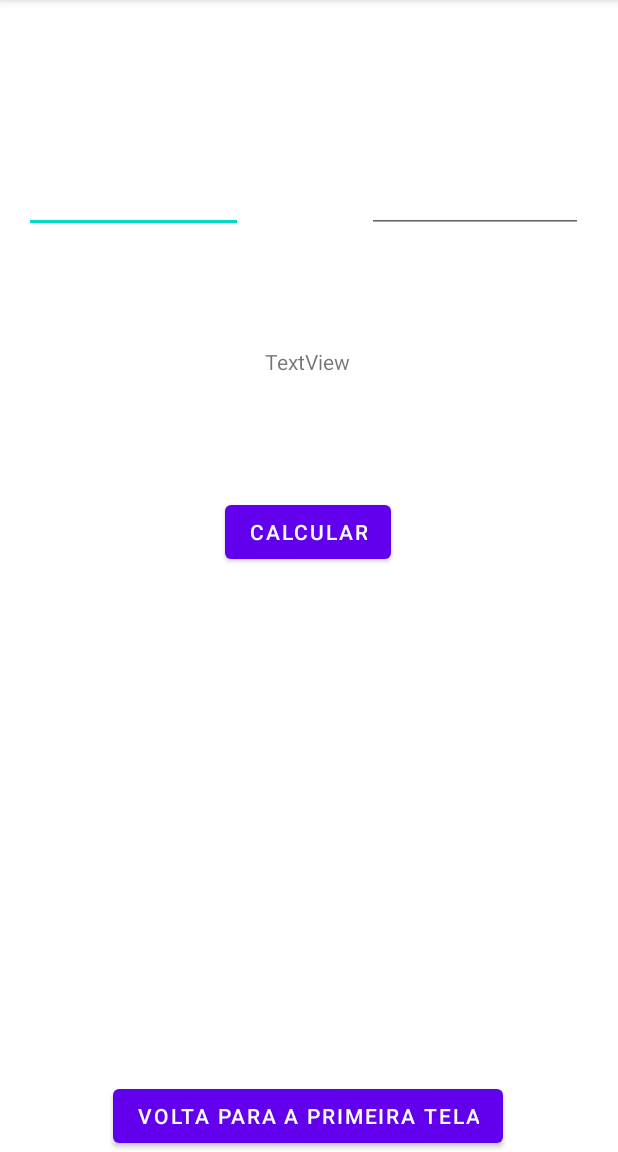
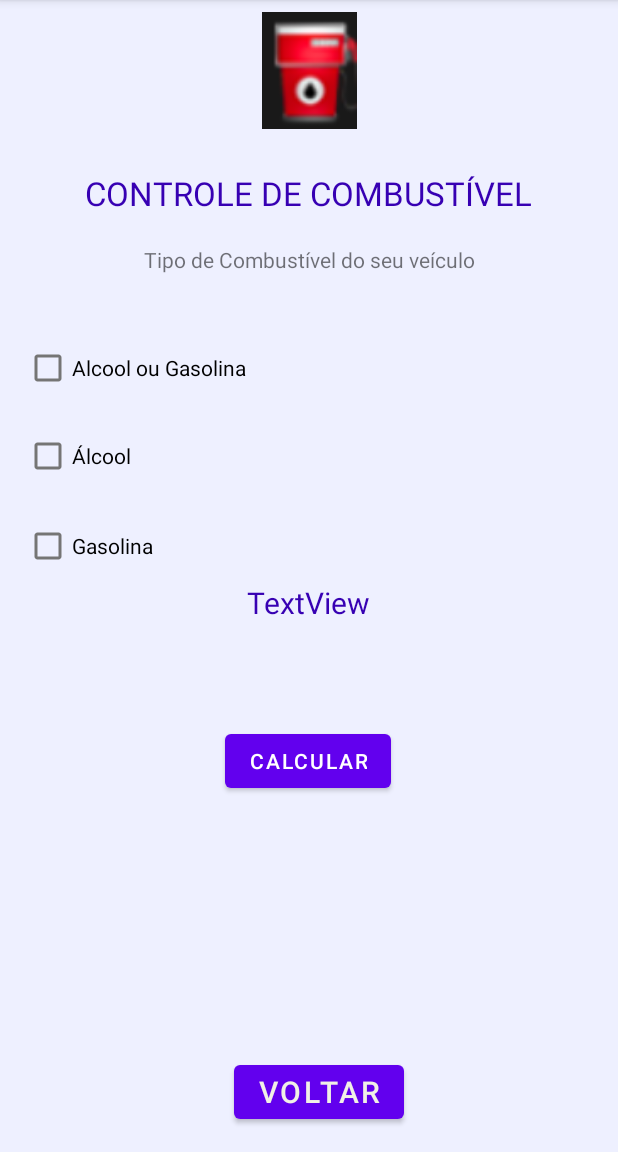
Before and after one commit to Ediberto/EcoDriveApp, an Android app: the SegundaTela screen opened directly, with no data from a screen before it, on a phone screen of 412 x 824 dp, the part 84-1236 px from its top. Run offline under Robolectric (Android 15) with nearby library versions, the light colour scheme and no system bars.

Commit message:
Segunda Tela v.01

```diff
--- a/app/src/main/AndroidManifest.xml
+++ b/app/src/main/AndroidManifest.xml
@@ -11,6 +11,9 @@
         android:supportsRtl="true"
         android:theme="@style/Theme.EcoDriveApp"
         tools:targetApi="31">
+        <activity
+            android:name=".TelaResultados"
+            android:exported="false" />
         <activity
             android:name=".SegundaTela"
             android:exported="false" />
--- a/app/src/main/java/com/example/ecodriveapp/MainActivity.kt
+++ b/app/src/main/java/com/example/ecodriveapp/MainActivity.kt
@@ -75,15 +75,6 @@ class MainActivity : AppCompatActivity() {
                 }
             }
 
-            }
-         }
-    }
-  /*
-
-  OU ASSIM
-showMensage("Login realizado com sucesso!!!")
-  private fun showMensage(string: String) {
-       Toast.makeText(this,string, Toast.LENGTH_LONG).show()
+        }
     }
 }
-*/
--- a/app/src/main/java/com/example/ecodriveapp/SegundaTela.kt
+++ b/app/src/main/java/com/example/ecodriveapp/SegundaTela.kt
@@ -3,9 +3,8 @@ package com.example.ecodriveapp
 import android.content.Intent
 import androidx.appcompat.app.AppCompatActivity
 import android.os.Bundle
-import android.widget.Button
-import android.widget.EditText
-import android.widget.TextView
+import android.view.View
+import android.widget.*
 
 class SegundaTela : AppCompatActivity() {
     override fun onCreate(savedInstanceState: Bundle?) {
@@ -17,16 +16,99 @@ class SegundaTela : AppCompatActivity() {
         val edtprecoGasolina = findViewById<EditText>(R.id.etPrecoGasolina)
         val txtResultado = findViewById<TextView>(R.id.tvResultado)
         val btnCalcular = findViewById<Button>(R.id.btnCalcular)
+        val flexBox = findViewById<CheckBox>(R.id.idFlexCheckBox)
+        val txtprecoAlcool = findViewById<TextView>(R.id.textprecoAlcool)
+        val txtprecoGasolina = findViewById<TextView>(R.id.textprecoGasolina)
+        val flexBoxAlcool = findViewById<CheckBox>(R.id.idAlcoolcheckBox)
+        val flexBoxGasolina = findViewById<CheckBox>(R.id.idGasolinacheckBox)
+        //Definição do OUVINTE PARA O CheckBox
+        flexBox.setOnCheckedChangeListener { _, isChecked ->
+            if (isChecked) {
+                txtprecoAlcool.visibility = View.VISIBLE
+                edtprecoAlcool.visibility = View.VISIBLE
+                txtprecoGasolina.visibility = View.VISIBLE
+                edtprecoGasolina.visibility = View.VISIBLE
+            } else {
+                txtprecoAlcool.visibility = View.INVISIBLE
+                edtprecoAlcool.visibility = View.INVISIBLE
+                txtprecoGasolina.visibility = View.INVISIBLE
+                edtprecoGasolina.visibility = View.INVISIBLE
+            }
+        }
+        flexBoxAlcool.setOnCheckedChangeListener { _, isChecked ->
+            if (isChecked) {
+                txtprecoAlcool.visibility = View.VISIBLE
+                edtprecoAlcool.visibility = View.VISIBLE
+            } else {
+                txtprecoAlcool.visibility = View.INVISIBLE
+                edtprecoAlcool.visibility = View.INVISIBLE
+            }
+        }
+        flexBoxGasolina.setOnCheckedChangeListener { _, isChecked ->
+            if (isChecked) {
+                txtprecoGasolina.visibility = View.VISIBLE
+                edtprecoGasolina.visibility = View.VISIBLE
+            } else {
+                txtprecoGasolina.visibility = View.INVISIBLE
+                edtprecoGasolina.visibility = View.INVISIBLE
+            }
+        }
         //AÇÃO DO BOTAO
         btnCalcular.setOnClickListener{
             val valorAlcool:Float = edtprecoAlcool.text.toString().toFloat()
             val valorGasolina:Float = edtprecoGasolina.text.toString().toFloat()
             val resultadoFinal:Float = valorAlcool/valorGasolina
             txtResultado.text = "Resultado: $resultadoFinal"
+            if(resultadoFinal <= 0.7) {
+                txtResultado.setText("É melhor você usar o Alcool")
+            } else {
+                txtResultado.setText("É melhor você usar a Gasolina")
+            }
         }
+
         voltatelaLogin.setOnClickListener {
             val intent = Intent(this, MainActivity::class.java)
             startActivity(intent)
         }
     }
 }
+
+/*SEM CHECKBOX
+   override fun onCreate(savedInstanceState: Bundle?) {
+        super.onCreate(savedInstanceState)
+        setContentView(R.layout.activity_segunda_tela)
+        val voltatelaLogin = findViewById<Button>(R.id.btnVoltarTelaLogin)
+
+        val edtprecoAlcool = findViewById<EditText>(R.id.etPrecoAlcool)
+        val edtprecoGasolina = findViewById<EditText>(R.id.etPrecoGasolina)
+        val txtResultado = findViewById<TextView>(R.id.tvResultado)
+        val btnCalcular = findViewById<Button>(R.id.btnCalcular)
+        /*val flexBox = findViewById<CheckBox>(R.id.idFlex)
+        //Definição do OUVINTE PARA O CheckBox
+        if (flexBox.isChecked()) {
+            Toast.makeText(this, "VEICULO É FLEX", Toast.LENGTH_LONG)
+                .show()
+        }*/
+        //AÇÃO DO BOTAO
+        btnCalcular.setOnClickListener{
+            val valorAlcool:Float = edtprecoAlcool.text.toString().toFloat()
+            val valorGasolina:Float = edtprecoGasolina.text.toString().toFloat()
+            val resultadoFinal:Float = valorAlcool/valorGasolina
+            txtResultado.text = "Resultado: $resultadoFinal"
+            if(resultadoFinal <= 0.7) {
+                txtResultado.setText("É melhor você usar o Alcool")
+            } else {
+                txtResultado.setText("É melhor você usar a Gasolina")
+            }
+        /*    if (flexBox.isChecked()) {
+                txtResultado.setText("FLEX")
+                //Toast.makeText(this, "VEICULO É FLEX", Toast.LENGTH_LONG).show()
+            } */
+        }
+
+        voltatelaLogin.setOnClickListener {
+            val intent = Intent(this, MainActivity::class.java)
+            startActivity(intent)
+        }
+    }
+ */
--- a/app/src/main/res/layout/activity_main.xml
+++ b/app/src/main/res/layout/activity_main.xml
@@ -11,6 +11,7 @@
         android:id="@+id/imageView2"
         android:layout_width="79dp"
         android:layout_height="78dp"
+        android:layout_marginTop="8dp"
         app:layout_constraintEnd_toEndOf="parent"
         app:layout_constraintStart_toStartOf="parent"
         app:layout_constraintTop_toTopOf="parent"
@@ -21,13 +22,14 @@
         android:layout_width="wrap_content"
         android:layout_height="wrap_content"
         android:text="CONTROLE DE COMBUSTÍVEL"
+        android:textColor="@color/purple_700"
         android:textSize="22sp"
-        android:textColor="@color/purple_700"
         app:layout_constraintBottom_toBottomOf="parent"
         app:layout_constraintEnd_toEndOf="parent"
+        app:layout_constraintHorizontal_bias="0.495"
         app:layout_constraintStart_toStartOf="parent"
         app:layout_constraintTop_toBottomOf="@+id/imageView2"
-        app:layout_constraintVertical_bias="0.044" />
+        app:layout_constraintVertical_bias="0.024" />
 
     <TextView
         android:id="@+id/textView2"
--- a/app/src/main/res/layout/activity_segunda_tela.xml
+++ b/app/src/main/res/layout/activity_segunda_tela.xml
@@ -4,69 +4,167 @@
     xmlns:tools="http://schemas.android.com/tools"
     android:layout_width="match_parent"
     android:layout_height="match_parent"
+    android:background="@color/material_dynamic_secondary95"
     tools:context=".SegundaTela">
+
+    <ImageView
+        android:id="@+id/imageView2"
+        android:layout_width="79dp"
+        android:layout_height="78dp"
+        android:layout_marginTop="8dp"
+        app:layout_constraintEnd_toEndOf="parent"
+        app:layout_constraintStart_toStartOf="parent"
+        app:layout_constraintTop_toTopOf="parent"
+        app:srcCompat="@drawable/img" />
+
+    <TextView
+        android:id="@+id/textView"
+        android:layout_width="wrap_content"
+        android:layout_height="wrap_content"
+        android:layout_marginTop="28dp"
+        android:text="CONTROLE DE COMBUSTÍVEL"
+        android:textColor="@color/purple_700"
+        android:textSize="22sp"
+        app:layout_constraintEnd_toEndOf="parent"
+        app:layout_constraintHorizontal_bias="0.495"
+        app:layout_constraintStart_toStartOf="parent"
+        app:layout_constraintTop_toBottomOf="@+id/imageView2" />
+
+    <TextView
+        android:id="@+id/textprecoAlcool"
+        android:layout_width="wrap_content"
+        android:layout_height="wrap_content"
+        android:layout_marginTop="34dp"
+        android:layout_marginEnd="16dp"
+        android:text="Preço do Alcool"
+        android:textAlignment="center"
+        android:textColor="@color/purple_700"
+        android:textSize="20sp"
+        android:visibility="invisible"
+        app:layout_constraintEnd_toEndOf="parent"
+        app:layout_constraintHorizontal_bias="1.0"
+        app:layout_constraintStart_toStartOf="parent"
+        app:layout_constraintTop_toBottomOf="@+id/MsgEscolhaCombo" />
+
+    <EditText
+        android:id="@+id/etPrecoAlcool"
+        android:layout_width="93dp"
+        android:layout_height="33dp"
+        android:layout_marginTop="8dp"
+        android:layout_marginEnd="48dp"
+        android:background="@color/white"
+        android:ems="10"
+        android:inputType="numberDecimal"
+        android:textAlignment="center"
+        android:visibility="invisible"
+        app:layout_constraintEnd_toEndOf="parent"
+        app:layout_constraintTop_toBottomOf="@+id/textprecoAlcool" />
+
+    <TextView
+        android:id="@+id/textprecoGasolina"
+        android:layout_width="164dp"
+        android:layout_height="28dp"
+        android:layout_marginTop="8dp"
+        android:layout_marginEnd="16dp"
+        android:text="Preço da Gasolina"
+        android:textAlignment="center"
+        android:textColor="@color/purple_700"
+        android:textSize="20sp"
+        app:layout_constraintEnd_toEndOf="parent"
+        app:layout_constraintTop_toBottomOf="@+id/etPrecoAlcool"
+        android:visibility="invisible"/>
+
+    <EditText
+        android:id="@+id/etPrecoGasolina"
+        android:layout_width="93dp"
+        android:layout_height="33dp"
+        android:layout_marginTop="8dp"
+        android:layout_marginEnd="48dp"
+        android:background="@color/white"
+        android:ems="10"
+        android:inputType="numberDecimal"
+        android:textAlignment="center"
+        android:visibility="invisible"
+        app:layout_constraintEnd_toEndOf="parent"
+        app:layout_constraintTop_toBottomOf="@+id/textprecoGasolina" />
+
+    <Button
+        android:id="@+id/btnCalcular"
+        android:layout_width="wrap_content"
+        android:layout_height="wrap_content"
+        android:layout_marginTop="68dp"
+        android:text="Calcular"
+        android:textAlignment="center"
+        app:layout_constraintEnd_toEndOf="parent"
+        app:layout_constraintHorizontal_bias="0.498"
+        app:layout_constraintStart_toStartOf="parent"
+        app:layout_constraintTop_toBottomOf="@+id/tvResultado" />
+
+    <TextView
+        android:id="@+id/tvResultado"
+        android:layout_width="wrap_content"
+        android:layout_height="wrap_content"
+        android:text="TextView"
+        android:textAlignment="center"
+        android:textColor="@color/purple_700"
+        android:textSize="20sp"
+        app:layout_constraintEnd_toEndOf="parent"
+        app:layout_constraintHorizontal_bias="0.498"
+        app:layout_constraintStart_toStartOf="parent"
+        app:layout_constraintTop_toBottomOf="@+id/idGasolinacheckBox" />
 
     <Button
         android:id="@+id/btnVoltarTelaLogin"
         android:layout_width="wrap_content"
         android:layout_height="wrap_content"
-        android:text="VOLTA PARA A PRIMEIRA TELA"
+        android:layout_marginBottom="16dp"
+        android:text="VOLTAR"
+        android:textColor="#F1F0E6"
+        android:textSize="20sp"
         app:layout_constraintBottom_toBottomOf="parent"
         app:layout_constraintEnd_toEndOf="parent"
-        app:layout_constraintHorizontal_bias="0.497"
+        app:layout_constraintHorizontal_bias="0.522"
         app:layout_constraintStart_toStartOf="parent" />
 
-    <EditText
-        android:id="@+id/etPrecoAlcool"
-        android:layout_width="146dp"
-        android:layout_height="49dp"
-        android:layout_marginStart="16dp"
-        android:layout_marginTop="52dp"
-        android:ems="10"
-        android:inputType="numberDecimal"
+    <CheckBox
+        android:id="@+id/idFlexCheckBox"
+        android:layout_width="169dp"
+        android:layout_height="45dp"
+        android:layout_marginTop="40dp"
+        android:text="Alcool ou Gasolina"
+        app:layout_constraintEnd_toEndOf="parent"
+        app:layout_constraintHorizontal_bias="0.066"
         app:layout_constraintStart_toStartOf="parent"
-        app:layout_constraintTop_toBottomOf="@+id/imageView" />
-
-    <ImageView
-        android:id="@+id/imageView"
-        android:layout_width="87dp"
-        android:layout_height="54dp"
-        tools:layout_editor_absoluteX="150dp"
-        tools:layout_editor_absoluteY="8dp"
-        tools:srcCompat="@tools:sample/avatars" />
-
-    <EditText
-        android:id="@+id/etPrecoGasolina"
-        android:layout_width="144dp"
-        android:layout_height="49dp"
-        android:layout_marginTop="52dp"
-        android:ems="10"
-        android:inputType="numberDecimal"
-        app:layout_constraintEnd_toEndOf="parent"
-        app:layout_constraintHorizontal_bias="0.779"
-        app:layout_constraintStart_toEndOf="@+id/etPrecoAlcool"
-        app:layout_constraintTop_toBottomOf="@+id/imageView" />
+        app:layout_constraintTop_toBottomOf="@+id/MsgEscolhaCombo" />
 
     <TextView
-        android:id="@+id/tvResultado"
+        android:id="@+id/MsgEscolhaCombo"
         android:layout_width="wrap_content"
         android:layout_height="wrap_content"
-        android:layout_marginTop="76dp"
-        android:text="TextView"
+        android:layout_marginTop="20dp"
+        android:text="Tipo de Combustível do seu veículo"
         app:layout_constraintEnd_toEndOf="parent"
-        app:layout_constraintHorizontal_bias="0.498"
         app:layout_constraintStart_toStartOf="parent"
-        app:layout_constraintTop_toBottomOf="@+id/etPrecoAlcool" />
+        app:layout_constraintTop_toBottomOf="@+id/textView" />
 
-    <Button
-        android:id="@+id/btnCalcular"
+    <CheckBox
+        android:id="@+id/idAlcoolcheckBox"
         android:layout_width="wrap_content"
         android:layout_height="wrap_content"
-        android:layout_marginTop="80dp"
-        android:text="Calcular"
-        app:layout_constraintEnd_toEndOf="parent"
-        app:layout_constraintHorizontal_bias="0.498"
+        android:layout_marginStart="16dp"
+        android:layout_marginTop="12dp"
+        android:text="Álcool"
         app:layout_constraintStart_toStartOf="parent"
-        app:layout_constraintTop_toBottomOf="@+id/tvResultado" />
+        app:layout_constraintTop_toBottomOf="@+id/idFlexCheckBox" />
+
+    <CheckBox
+        android:id="@+id/idGasolinacheckBox"
+        android:layout_width="wrap_content"
+        android:layout_height="wrap_content"
+        android:layout_marginStart="16dp"
+        android:layout_marginTop="12dp"
+        android:text="Gasolina"
+        app:layout_constraintStart_toStartOf="parent"
+        app:layout_constraintTop_toBottomOf="@+id/idAlcoolcheckBox" />
 
 </androidx.constraintlayout.widget.ConstraintLayout>
```
